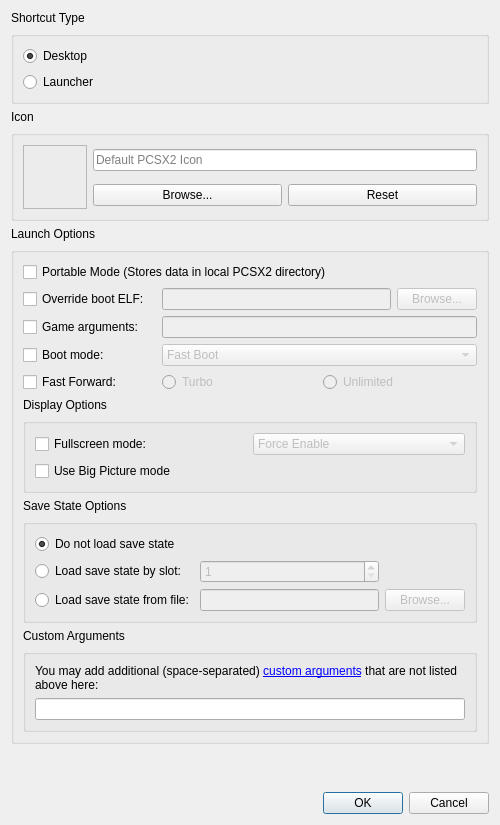
The window that pcsx2-qt/ShortcutCreationDialog.ui (PenguinVRLab/PenguinScreen2) describes before a commit, drawn with Qt 5.
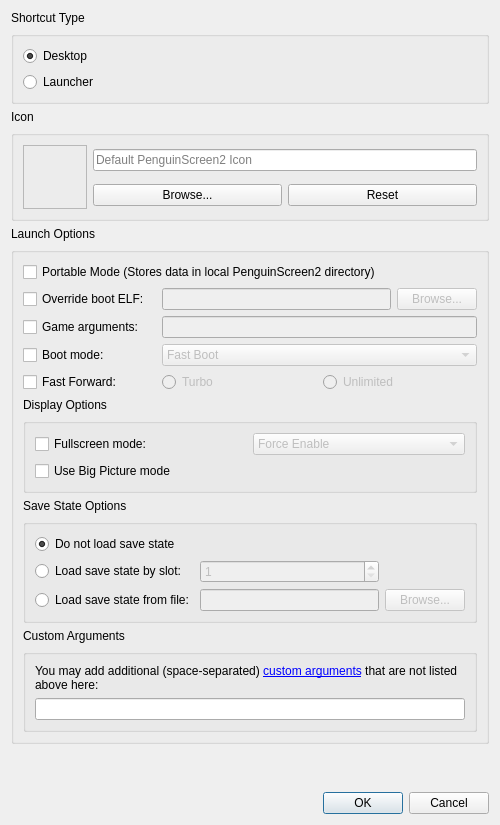
The same window after the commit.

Commit message:
PenguinScreen2 1.0-rc2
The 1.0-rc2 source, in one commit on top of the two import layers below it
(the PCSX2 fork base and the vendored Khronos OpenXR SDK), so that the diff
against them shows what PenguinScreen2 changes in upstream PCSX2.
The release is tag v1.0-rc2.

```diff
--- a/pcsx2-qt/ShortcutCreationDialog.ui
+++ b/pcsx2-qt/ShortcutCreationDialog.ui
@@ -128,7 +128,7 @@
       <item row="0" column="0" colspan="3">
        <widget class="QCheckBox" name="portableModeToggle">
         <property name="text">
-         <string>Portable Mode (Stores data in local PCSX2 directory)</string>
+         <string>Portable Mode (Stores data in local PenguinScreen2 directory)</string>
         </property>
        </widget>
       </item>
@@ -426,7 +426,7 @@
          <bool>true</bool>
         </property>
         <property name="placeholderText">
-         <string>Default PCSX2 Icon</string>
+         <string>Default PenguinScreen2 Icon</string>
         </property>
        </widget>
       </item>
```
The commit also changes 1123 other files.
